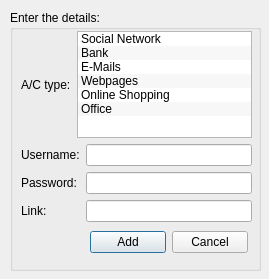
First picture: the form in addentry.ui, repository sreecodeslayer/College_Build_of_PWManager, before the edit.
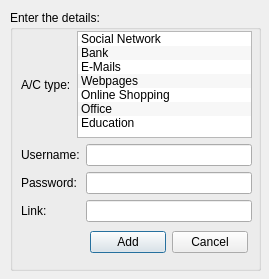
Second picture: the form after the edit. Icons and pictures are not drawn.

The edit to the form file:
```diff
--- a/addentry.ui
+++ b/addentry.ui
@@ -49,7 +49,7 @@
    <property name="title">
     <string>Enter the details: </string>
    </property>
-   <widget class="QWidget" name="">
+   <widget class="QWidget" name="layoutWidget">
     <property name="geometry">
      <rect>
       <x>11</x>
@@ -159,6 +159,15 @@
               <normaloff>:/new/prefix1/Resources/Bg-Images/list-tree-50p.png</normaloff>:/new/prefix1/Resources/Bg-Images/list-tree-50p.png</iconset>
             </property>
            </item>
+           <item>
+            <property name="text">
+             <string>Education</string>
+            </property>
+            <property name="icon">
+             <iconset resource="Resources.qrc">
+              <normaloff>:/new/prefix1/Resources/Bg-Images/list-tree-50p.png</normaloff>:/new/prefix1/Resources/Bg-Images/list-tree-50p.png</iconset>
+            </property>
+           </item>
           </widget>
          </item>
         </layout>
@@ -222,7 +231,7 @@
      </item>
     </layout>
    </widget>
-   <widget class="QWidget" name="">
+   <widget class="QWidget" name="layoutWidget">
     <property name="geometry">
      <rect>
       <x>80</x>
```
Left out of the diff: 17 changed lines with no effect on the pictures.
